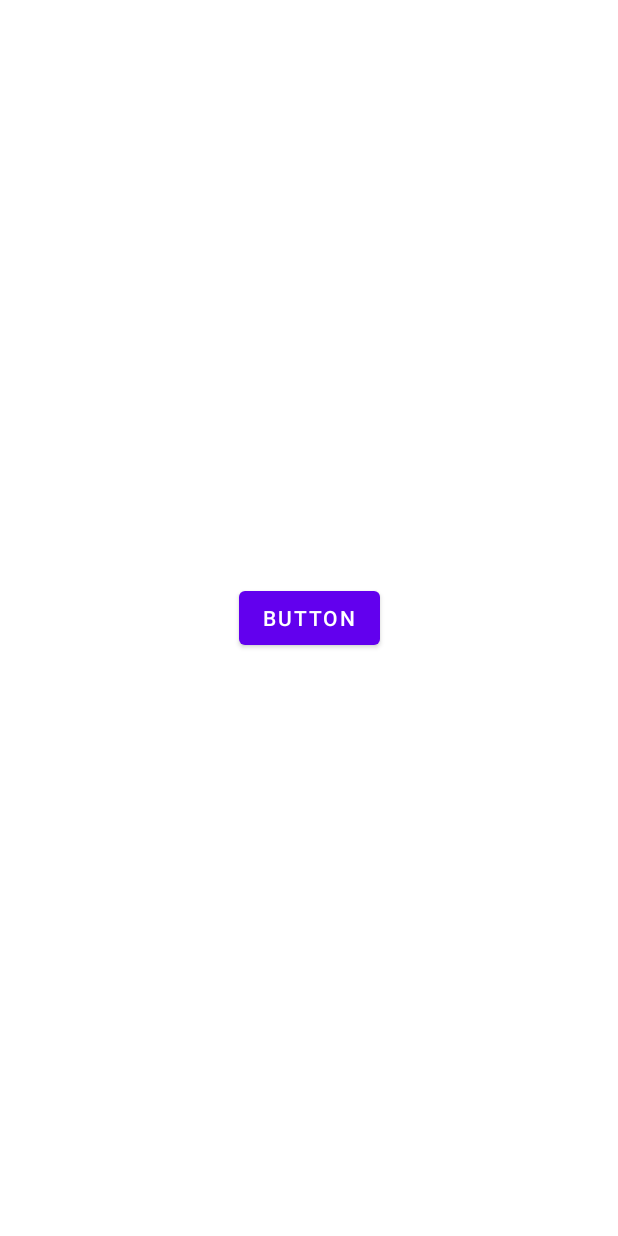
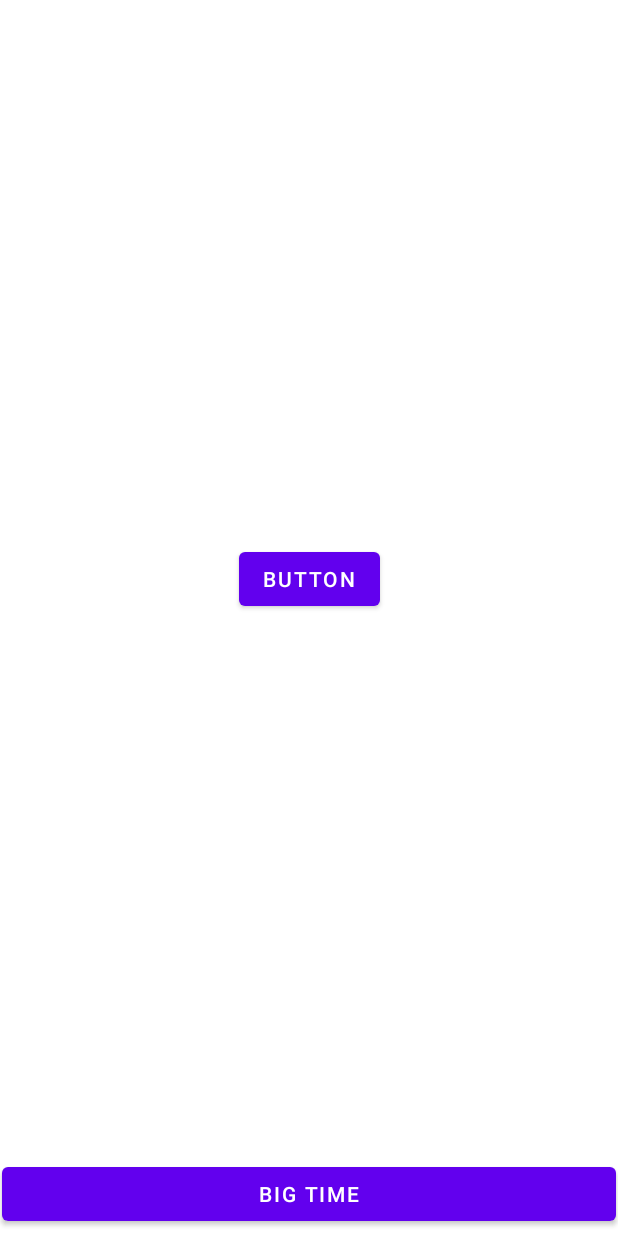
Before and after one commit to RujiraKongsomran/KT_Snackbar, an Android app: the layout activity_main.xml on its own in the app's theme, with its tools: preview values and no code run, on a phone screen of 412 x 824 dp. Run offline under Robolectric (Android 15) with nearby library versions, the phone set to English and light mode, and no system bars.

Commit message:
Custom UI

```diff
--- a/app/src/main/res/layout/activity_main.xml
+++ b/app/src/main/res/layout/activity_main.xml
@@ -11,9 +11,20 @@
         android:layout_width="wrap_content"
         android:layout_height="wrap_content"
         android:text="Button"
-        app:layout_constraintBottom_toBottomOf="parent"
+        app:layout_constraintBottom_toTopOf="@+id/button2"
         app:layout_constraintEnd_toEndOf="parent"
         app:layout_constraintHorizontal_bias="0.5"
         app:layout_constraintStart_toStartOf="parent"
         app:layout_constraintTop_toTopOf="parent" />
+
+    <Button
+        android:id="@+id/button2"
+        android:layout_width="409dp"
+        android:layout_height="wrap_content"
+
+        android:layout_marginBottom="4dp"
+        android:text="Big Time"
+        app:layout_constraintBottom_toBottomOf="parent"
+        app:layout_constraintEnd_toEndOf="parent"
+        app:layout_constraintStart_toStartOf="parent" />
 </androidx.constraintlayout.widget.ConstraintLayout>
```
